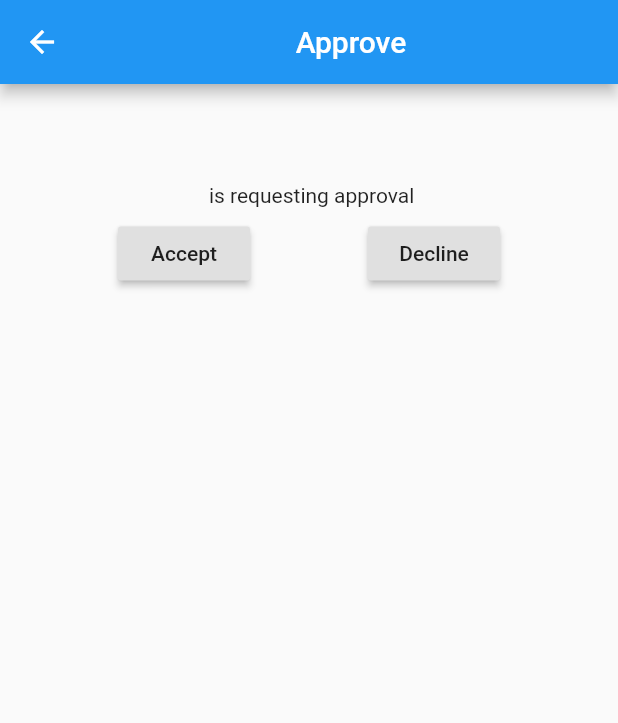
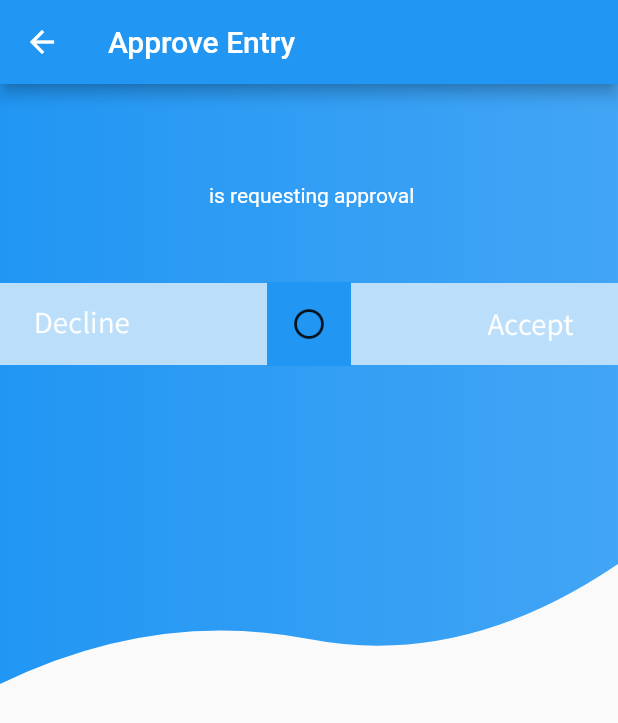
Before and after one commit to Ovenoboyo/gate, a Flutter app: the ApprovalScreen screen opened directly with empty values, on a phone screen of 412 x 824 dp. Shown: the top 723 px of the screen. Run offline on Flutter 3.47's test engine with Material 2 defaults, Android fonts, the light colour scheme and no system bars; our stand-ins replace firebase_auth, firebase_database, firebase_messaging, flutter_local_notifications, random_string; missing offline and left inert: clipboard_manager; accounts and stored records are empty.

Commit message:
Add a swipe button by @slightfoot

```diff
--- a/gate_user/lib/ApprovalScreen.dart
+++ b/gate_user/lib/ApprovalScreen.dart
@@ -4,6 +4,8 @@ import 'package:firebase_database/firebase_database.dart';
 import 'package:flutter_local_notifications/flutter_local_notifications.dart';
 import 'dart:io';
 import 'package:gate_user/main.dart';
+import 'package:gate_user/pages/home_page.dart';
+import 'package:gate_user/model/swipe_button.dart';
 
 class ApprovalScreen extends StatefulWidget {
 
@@ -28,9 +30,15 @@ class ApprovalScreenState extends State<ApprovalScreen> {
   final databaseReference = FirebaseDatabase.instance.reference();
   FlutterLocalNotificationsPlugin flutterLocalNotificationsPlugin = new FlutterLocalNotificationsPlugin();
 
+  Color firstColor = Colors.blue;
+  Color secondColor = Colors.blue[400];
+
   @override
-  void initState()  {
-    databaseReference.child("pendingApproval").onChildRemoved.listen((Event event) {
+  void initState() {
+    databaseReference
+        .child("pendingApproval")
+        .onChildRemoved
+        .listen((Event event) {
       moveScreens();
     });
     super.initState();
@@ -41,7 +49,8 @@ class ApprovalScreenState extends State<ApprovalScreen> {
   }
 
   Future<bool> childExists() async {
-    var data = await databaseReference.child("pendingApproval").child(widget.time).once();
+    var data = await databaseReference.child("pendingApproval").child(
+        widget.time).once();
     if (data.value == null) {
       return false;
     } else {
@@ -50,7 +59,7 @@ class ApprovalScreenState extends State<ApprovalScreen> {
   }
 
   moveScreens() async {
-    if(await childExists() == false ) {
+    if (await childExists() == false) {
       Navigator.of(context).pop();
     }
   }
@@ -59,7 +68,6 @@ class ApprovalScreenState extends State<ApprovalScreen> {
     addNotificationRequest("Approved");
     cancelNotifs();
     Navigator.of(context).pop();
-
   }
 
   void _onPressedDecline() {
@@ -69,7 +77,10 @@ class ApprovalScreenState extends State<ApprovalScreen> {
   }
 
   void addNotificationRequest(String status) {
-    String time = DateTime.now().millisecondsSinceEpoch.toString();
+    String time = DateTime
+        .now()
+        .millisecondsSinceEpoch
+        .toString();
     databaseReference
         .child("notificationRequests")
         .child("to")
@@ -83,41 +94,67 @@ class ApprovalScreenState extends State<ApprovalScreen> {
   @override
   Widget build(BuildContext context) {
     return new Scaffold(
-      appBar: AppBar(
-        title: Center(
-          child: Padding(
-            padding: const EdgeInsets.all(8.0),
-            child: Center(
-              child: Padding(
-                padding: const EdgeInsets.all(8.0),
-                child: Text('Approve'),
+        appBar: new AppBar(
+          title: new Text('Approve Entry'),
+        ),
+        body: Stack(
+          children: <Widget>[
+            ClipPath(
+              clipper: CustomShapeClipper(),
+              child: Container(
+                height: 400.0,
+                decoration: BoxDecoration(
+                  gradient: LinearGradient(
+                    colors: [firstColor, secondColor],
                   ),
                 ),
               ),
             ),
-      ),
-      body: Center(
+            Center(
                 child: new Column(
                   children: <Widget>[
                     new Container(
-              margin: EdgeInsets.only(left: 10, right: 10, top: 20, bottom: 10),
-              child: new Text(widget.flat,  style: new TextStyle(fontSize: 22, fontWeight: FontWeight.bold)),
+                      margin: EdgeInsets.only(
+                          left: 10, right: 10, top: 20, bottom: 10),
+                      child: new Text(widget.flat, style: new TextStyle(
+                          fontSize: 22, fontWeight: FontWeight.bold, color: Colors.white)),
                     ),
                     new Container(
-              margin: EdgeInsets.only(left: 10, right: 10, top: 10, bottom: 7),
-              child: new Text(widget.name+" is requesting approval"),
+                      margin: EdgeInsets.only(
+                          left: 10, right: 10, top: 10, bottom: 50),
+                      child: new Text(widget.name + " is requesting approval", style: new TextStyle(color: Colors.white)),
                     ),
 
                     new Row(
                       mainAxisAlignment: MainAxisAlignment.spaceEvenly,
                       children: <Widget>[
-                new RaisedButton(child: new Text("Accept"), onPressed: _onPressedAccept),
-                new RaisedButton(onPressed: _onPressedDecline, child: new Text("Decline"),)
+                        Expanded(
+                        child: SwipeButton(
+                          thumb: Row(
+                            mainAxisAlignment: MainAxisAlignment.center,
+                            children: <Widget>[
+                              Align(widthFactor: 0.33, child: Icon(Icons.radio_button_unchecked)),
+                            ],
+                          ),
+                          content: Center(
+                            child: Text(''),
+                          ),
+                          onChanged: (result) {
+                            if (result == SwipePosition.SwipeLeft) {
+                              _onPressedDecline();
+                            } else if( result == SwipePosition.SwipeRight) {
+                              _onPressedAccept();
+                            }
+                          },
+                        ),
+                        )
                       ],
                     )
                   ],
                 )
             )
-    );
+
+          ],
+        ));
   }
 }
--- /dev/null
+++ b/gate_user/lib/model/swipe_button.dart
@@ -0,0 +1,250 @@
+import 'package:flutter/material.dart';
+import 'package:flutter/physics.dart';
+
+void main() => runApp(SwipeDemoApp());
+
+
+class SwipeDemoApp extends StatelessWidget {
+  @override
+  Widget build(BuildContext context) {
+    return MaterialApp(
+      theme: ThemeData(
+        primaryColor: const Color(0xFFF2BF3F),
+        primaryColorLight: const Color(0xFFF7E0AA),
+      ),
+      home: Scaffold(
+        body: Align(
+          alignment: Alignment(0.0, 0.8),
+          child: Padding(
+            padding: const EdgeInsets.all(24.0),
+            child: SwipeButton(
+              thumb: Row(
+                mainAxisAlignment: MainAxisAlignment.center,
+                children: <Widget>[
+                  Align(widthFactor: 0.33, child: Icon(Icons.chevron_right)),
+                  Align(widthFactor: 0.33, child: Icon(Icons.chevron_right)),
+                  Align(widthFactor: 0.33, child: Icon(Icons.chevron_right)),
+                ],
+              ),
+              content: Center(
+                child: Text('Swipe to buy now'),
+              ),
+              onChanged: (result) {
+                print('onChanged $result');
+              },
+            ),
+          ),
+        ),
+      ),
+    );
+  }
+}
+
+enum SwipePosition {
+  SwipeLeft,
+  SwipeCenter,
+  SwipeRight,
+}
+
+class SwipeButton extends StatefulWidget {
+  const SwipeButton({
+    Key key,
+    this.thumb,
+    this.content,
+    BorderRadius borderRadius,
+    this.initialPosition = SwipePosition.SwipeCenter,
+    @required this.onChanged,
+    this.height = 56.0,
+  })  : assert(initialPosition != null && onChanged != null && height != null),
+        this.borderRadius = borderRadius ?? BorderRadius.zero,
+        super(key: key);
+
+  final Widget thumb;
+  final Widget content;
+  final BorderRadius borderRadius;
+  final double height;
+  final SwipePosition initialPosition;
+  final ValueChanged<SwipePosition> onChanged;
+
+  @override
+  SwipeButtonState createState() => SwipeButtonState();
+}
+
+class SwipeButtonState extends State<SwipeButton>
+    with SingleTickerProviderStateMixin {
+  final GlobalKey _containerKey = GlobalKey();
+  final GlobalKey _positionedKey = GlobalKey();
+
+  AnimationController _controller;
+  Animation<double> _contentAnimation;
+  Offset _start = Offset.zero;
+
+  RenderBox get _positioned => _positionedKey.currentContext.findRenderObject();
+
+  RenderBox get _container => _containerKey.currentContext.findRenderObject();
+
+  @override
+  void initState() {
+    super.initState();
+    _controller = AnimationController.unbounded(vsync: this);
+    _contentAnimation = Tween<double>(begin: 1.0, end: 0.0)
+        .animate(CurvedAnimation(parent: _controller, curve: Curves.easeOut));
+    if (widget.initialPosition == SwipePosition.SwipeCenter) {
+      _controller.value = 0.5;
+    }
+  }
+
+  @override
+  void dispose() {
+    _controller.dispose();
+    super.dispose();
+  }
+
+  @override
+  Widget build(BuildContext context) {
+    final theme = Theme.of(context);
+    return SizedBox(
+      width: double.infinity,
+      height: widget.height,
+      child: Stack(
+        key: _containerKey,
+        children: <Widget>[
+          DecoratedBox(
+            decoration: BoxDecoration(
+              image: new DecorationImage(image: new AssetImage("assets/swipe_button_bg.png")),
+              //color: theme.primaryColorLight,
+              borderRadius: widget.borderRadius,
+            ),
+            child: ClipRRect(
+              clipper: _SwipeButtonClipper(
+                animation: _controller,
+                borderRadius: widget.borderRadius,
+              ),
+              borderRadius: widget.borderRadius,
+              child: SizedBox.expand(
+                child: Padding(
+                  padding: EdgeInsets.only(left: widget.height),
+                  child: FadeTransition(
+                    opacity: _contentAnimation,
+                    child: widget.content,
+                  ),
+                ),
+              ),
+            ),
+          ),
+          AnimatedBuilder(
+            animation: _controller,
+            builder: (BuildContext context, Widget child) {
+              return Align(
+                alignment: Alignment((_controller.value * 2.0) - 1.0, 0.0),
+                child: child,
+              );
+            },
+            child: GestureDetector(
+              onHorizontalDragStart: _onDragStart,
+              onHorizontalDragUpdate: _onDragUpdate,
+              onHorizontalDragEnd: _onDragEnd,
+              child: Container(
+                key: _positionedKey,
+                width: widget.height,
+                height: widget.height,
+                decoration: BoxDecoration(
+                  color: theme.primaryColor,
+                  borderRadius: widget.borderRadius,
+                ),
+                child: widget.thumb,
+              ),
+            ),
+          ),
+        ],
+      ),
+    );
+  }
+
+  void _onDragStart(DragStartDetails details) {
+    final pos = _positioned.globalToLocal(details.globalPosition);
+    _start = Offset(pos.dx, 0.0);
+    _controller.stop(canceled: true);
+  }
+
+  void _onDragUpdate(DragUpdateDetails details) {
+    final pos = _container.globalToLocal(details.globalPosition) - _start;
+    final extent = _container.size.width - _positioned.size.width;
+    _controller.value = (pos.dx.clamp(0.0, extent) / extent);
+  }
+
+  void _onDragEnd(DragEndDetails details) {
+    final extent = _container.size.width - _positioned.size.width;
+    var fractionalVelocity = (details.primaryVelocity / extent).abs();
+    if (fractionalVelocity < 0.5) {
+      fractionalVelocity = 0.5;
+    }
+    SwipePosition result;
+    double acceleration, velocity;
+    if (_controller.value > 0.65) {
+      acceleration = 0.5;
+      velocity = fractionalVelocity;
+      result = SwipePosition.SwipeRight;
+    } else if (_controller.value < 0.45){
+      acceleration = -0.5;
+      velocity = -fractionalVelocity;
+      result = SwipePosition.SwipeLeft;
+    } else {
+      acceleration = 0;
+      velocity = 0;
+      result = SwipePosition.SwipeCenter;
+    }
+    final simulation = _SwipeSimulation(
+      acceleration,
+      _controller.value,
+      1.0,
+      velocity,
+    );
+    _controller.animateWith(simulation).then((_) {
+      if (widget.onChanged != null) {
+        widget.onChanged(result);
+      }
+    });
+  }
+}
+
+class _SwipeSimulation extends GravitySimulation {
+  _SwipeSimulation(
+      double acceleration, double distance, double endDistance, double velocity)
+      : super(acceleration, distance, endDistance, velocity);
+
+  @override
+  double x(double time) => super.x(time).clamp(0.0, 1.0);
+
+  @override
+  bool isDone(double time) {
+    final _x = x(time).abs();
+    return _x <= 0.0 || _x >= 1.0;
+  }
+}
+
+class _SwipeButtonClipper extends CustomClipper<RRect> {
+  const _SwipeButtonClipper({
+    @required this.animation,
+    @required this.borderRadius,
+  })  : assert(animation != null && borderRadius != null),
+        super(reclip: animation);
+
+  final Animation<double> animation;
+  final BorderRadius borderRadius;
+
+  @override
+  RRect getClip(Size size) {
+    return borderRadius.toRRect(
+      Rect.fromLTRB(
+        size.width * animation.value,
+        0.0,
+        size.width,
+        size.height,
+      ),
+    );
+  }
+
+  @override
+  bool shouldReclip(_SwipeButtonClipper oldClipper) => true;
+}
```
Also changed, not shown: gate_user/assets/swipe_button_bg.png (added). Lines whose indentation alone changed are shown as unchanged.
